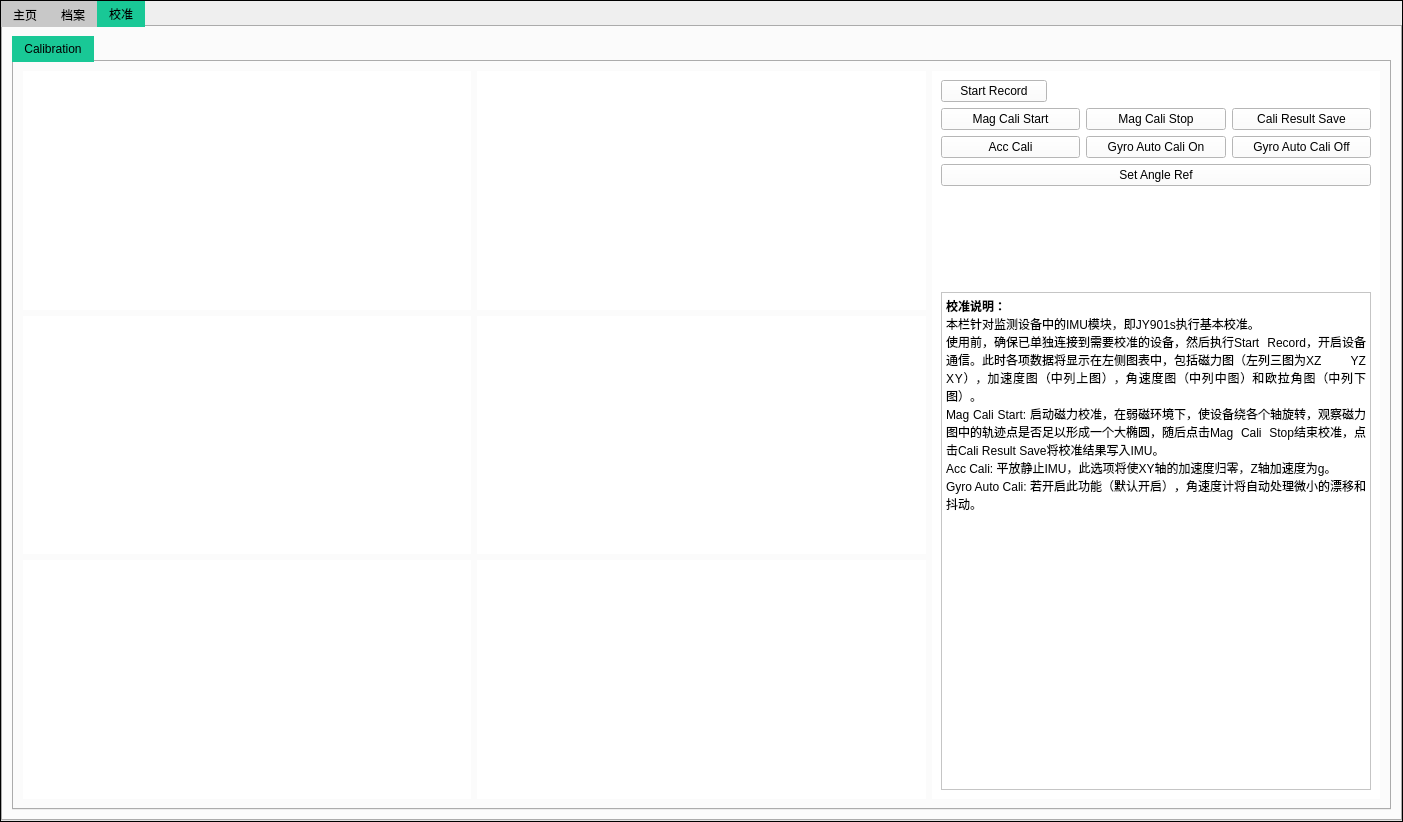
wuhu-danshafaker/qt_data_collection_server, file form/mainwindow.ui: the form before one commit.
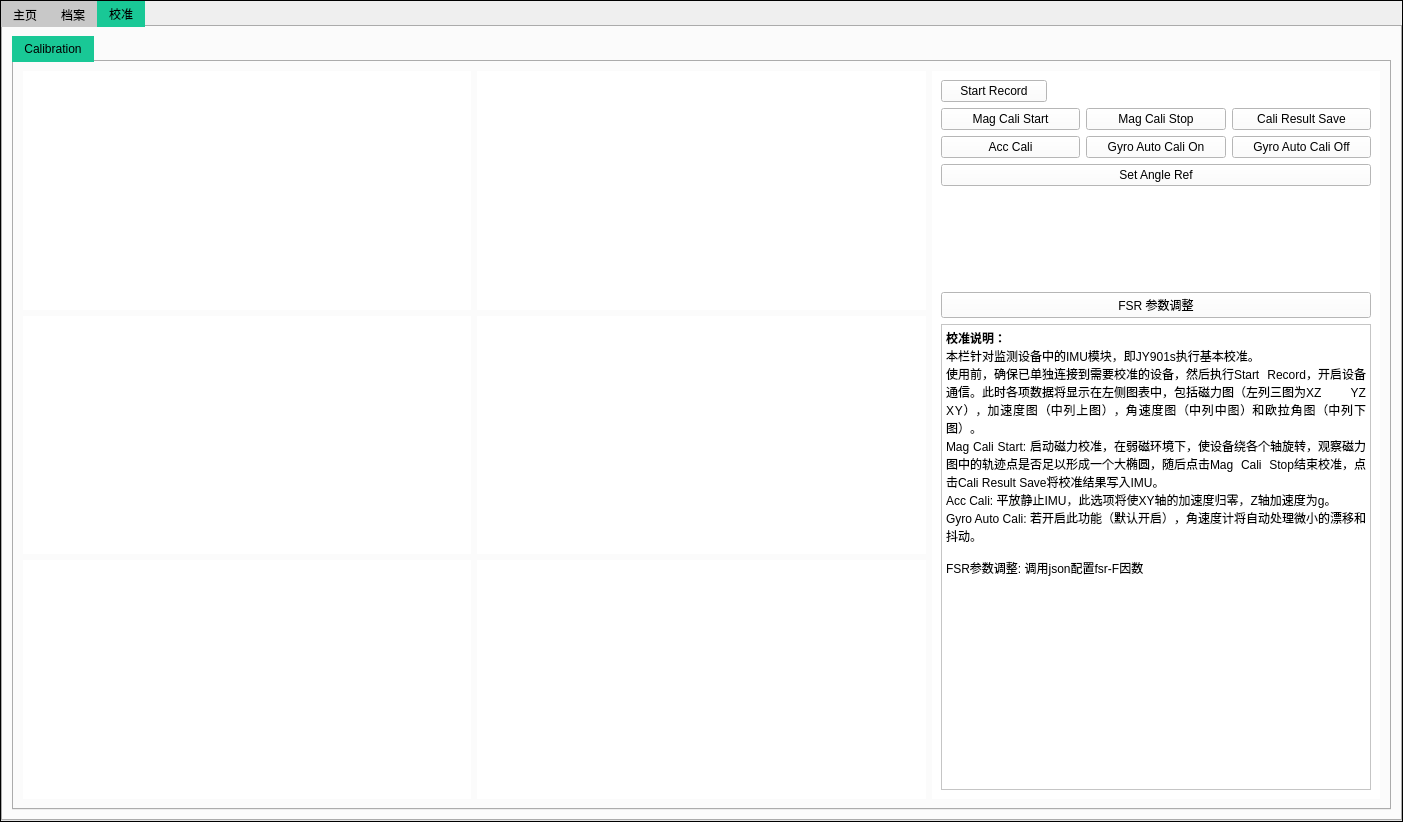
The form after the commit. The open tabs and pages were chosen to show the change. Icons and pictures are not drawn. Custom widgets are drawn as their Qt base class.

Commit message: qt fsr factor 尝试修改一下

```diff
--- a/form/mainwindow.ui
+++ b/form/mainwindow.ui
@@ -2758,6 +2758,13 @@
                    </property>
                   </spacer>
                  </item>
+                 <item>
+                  <widget class="QPushButton" name="fsrFactorBtn">
+                   <property name="text">
+                    <string>FSR 参数调整</string>
+                   </property>
+                  </widget>
+                 </item>
                  <item>
                   <widget class="QTextEdit" name="textEdit">
                    <property name="sizePolicy">
@@ -2779,7 +2786,9 @@
 &lt;p align=&quot;justify&quot; style=&quot; margin-top:0px; margin-bottom:0px; margin-left:0px; margin-right:0px; -qt-block-indent:0; text-indent:0px;&quot;&gt;使用前，确保已单独连接到需要校准的设备，然后执行Start Record，开启设备通信。此时各项数据将显示在左侧图表中，包括磁力图（左列三图为XZ YZ XY），加速度图（中列上图），角速度图（中列中图）和欧拉角图（中列下图）。&lt;/p&gt;
 &lt;p align=&quot;justify&quot; style=&quot; margin-top:0px; margin-bottom:0px; margin-left:0px; margin-right:0px; -qt-block-indent:0; text-indent:0px;&quot;&gt;Mag Cali Start: 启动磁力校准，在弱磁环境下，使设备绕各个轴旋转，观察磁力图中的轨迹点是否足以形成一个大椭圆，随后点击Mag Cali Stop结束校准，点击Cali Result Save将校准结果写入IMU。&lt;/p&gt;
 &lt;p align=&quot;justify&quot; style=&quot; margin-top:0px; margin-bottom:0px; margin-left:0px; margin-right:0px; -qt-block-indent:0; text-indent:0px;&quot;&gt;Acc Cali: 平放静止IMU，此选项将使XY轴的加速度归零，Z轴加速度为g。&lt;/p&gt;
-&lt;p align=&quot;justify&quot; style=&quot; margin-top:0px; margin-bottom:0px; margin-left:0px; margin-right:0px; -qt-block-indent:0; text-indent:0px;&quot;&gt;Gyro Auto Cali: 若开启此功能（默认开启），角速度计将自动处理微小的漂移和抖动。&lt;/p&gt;&lt;/body&gt;&lt;/html&gt;</string>
+&lt;p align=&quot;justify&quot; style=&quot; margin-top:0px; margin-bottom:0px; margin-left:0px; margin-right:0px; -qt-block-indent:0; text-indent:0px;&quot;&gt;Gyro Auto Cali: 若开启此功能（默认开启），角速度计将自动处理微小的漂移和抖动。&lt;/p&gt;
+&lt;p style=&quot;-qt-paragraph-type:empty; margin-top:0px; margin-bottom:0px; margin-left:0px; margin-right:0px; -qt-block-indent:0; text-indent:0px;&quot;&gt;&lt;br /&gt;&lt;/p&gt;
+&lt;p style=&quot; margin-top:0px; margin-bottom:0px; margin-left:0px; margin-right:0px; -qt-block-indent:0; text-indent:0px;&quot;&gt;FSR参数调整: 调用json配置fsr-F因数&lt;/p&gt;&lt;/body&gt;&lt;/html&gt;</string>
                    </property>
                   </widget>
                  </item>
```
Left out of the diff: 2 changed lines with no effect on the pictures. The commit also changes 6 other files.
